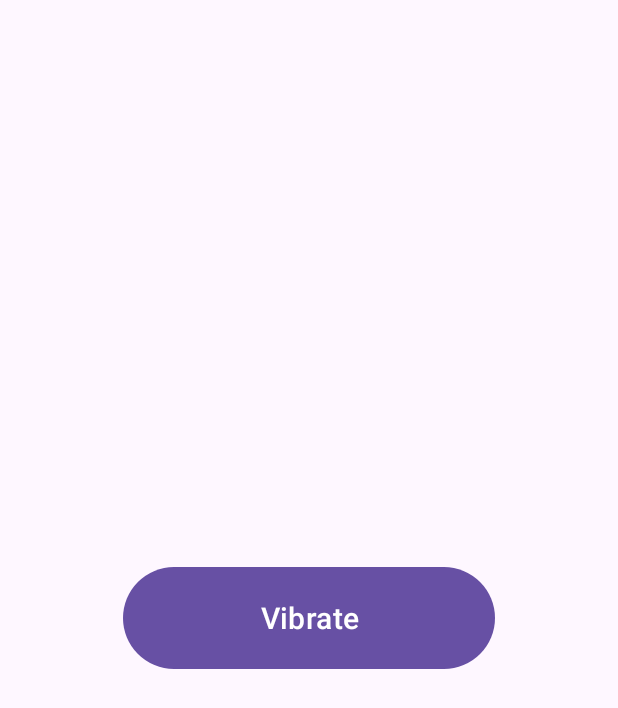
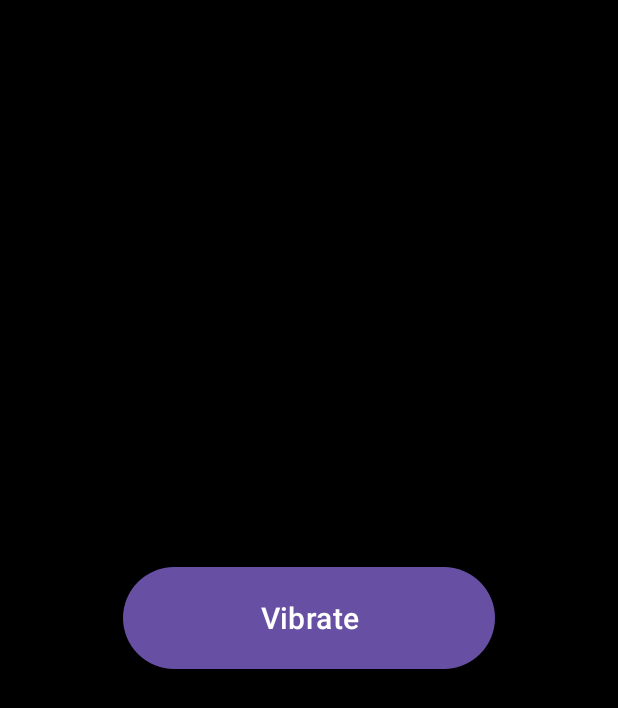
Before and after one commit to yashbim/pocket-guard, an Android app: the screen it shows after launch (MainActivity), on a phone screen of 412 x 824 dp. Shown: the top 708 px of the screen. Run offline under Robolectric (Android 15) with nearby library versions, the light colour scheme and no system bars.

Commit message:
bg color changed to black + splash screen

```diff
--- a/app/src/main/res/layout/home_screen.xml
+++ b/app/src/main/res/layout/home_screen.xml
@@ -7,7 +7,7 @@
     tools:context=".MainActivity"
     tools:layout_editor_absoluteX="0dp"
     tools:layout_editor_absoluteY="-64dp"
-    android:backgroundTint="@color/black">
+    android:background="@color/black">
 
 
     <Button
```
